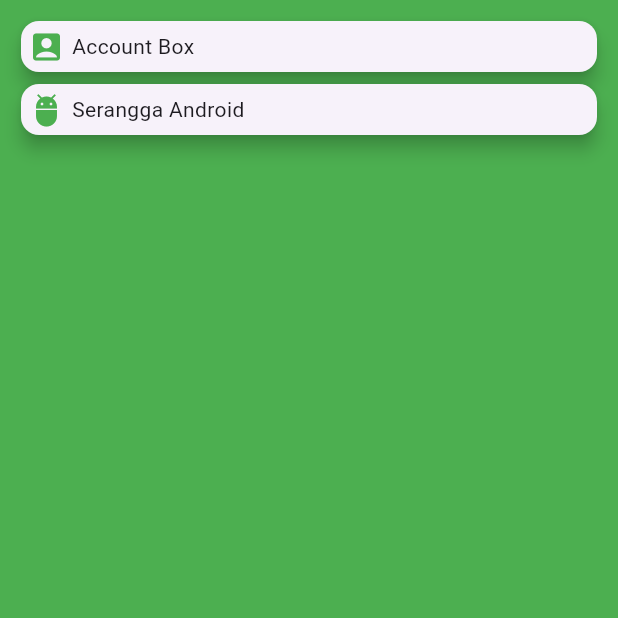
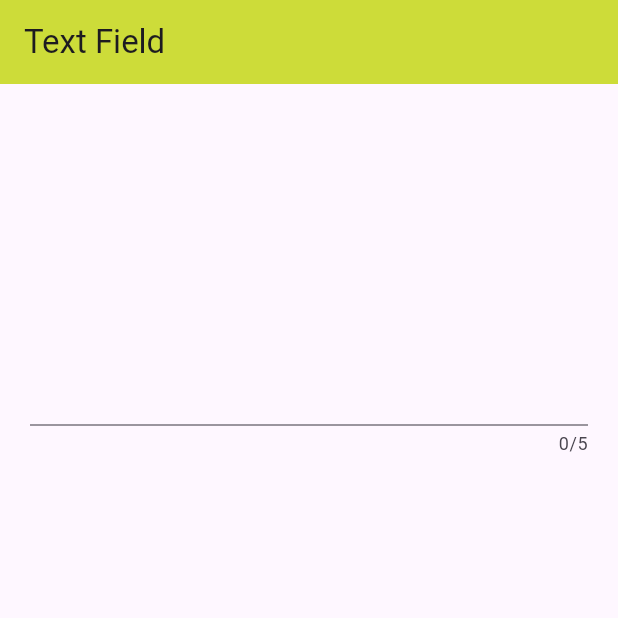
Before and after one commit to yabsiraditya/learn-flutter, a Flutter app: the screen it shows after launch, on a phone screen of 412 x 824 dp, the top half of it. Run offline on Flutter 3.47's test engine with Material 3 defaults, Android fonts, the phone set to English and light mode, and no system bars.

Commit message:
day 7 learn-flutter Text Field Widget

```diff
--- a/lib/main.dart
+++ b/lib/main.dart
@@ -2,41 +2,39 @@ import 'package:flutter/material.dart';
 
 void main() => runApp(MyApp());
 
-class MyApp extends StatelessWidget {
-  const MyApp({super.key});
+class MyApp extends StatefulWidget {
+  @override
+  State<MyApp> createState() => _MyAppState();
+}
+
+class _MyAppState extends State<MyApp> {
+  TextEditingController controller = TextEditingController();
 
   @override
   Widget build(BuildContext context) {
     return MaterialApp(
       home: Scaffold(
-        backgroundColor: Colors.green,
+        appBar: AppBar(
+          title: Text("Text Field"),
+          backgroundColor: Colors.lime,
+        ),
         body: Container(
-          margin: EdgeInsets.all(10),
-          child: ListView(
+          margin: EdgeInsets.all(20),
+          child: Column(
+            mainAxisAlignment: MainAxisAlignment.spaceAround,
             children: <Widget>[
-              buildCard(Icons.account_box, "Account Box"),
-              buildCard(Icons.adb, "Serangga Android"),
+              TextField(
+                maxLength: 5,
+                onChanged: (value) {
+                  setState(() {});
+                },
+                controller: controller,
+              ),
+              Text(controller.text)
             ],
           ),
         ),
       ),
     );
   }
-
-  Card buildCard(IconData iconData, String text) {
-    return Card(
-      elevation: 5,
-      child: Row(
-        children: <Widget>[
-          Container(
-              margin: EdgeInsets.all(5),
-              child: Icon(
-                iconData,
-                color: Colors.green,
-              )),
-          Text(text)
-        ],
-      ),
-    );
-  }
 }
```
